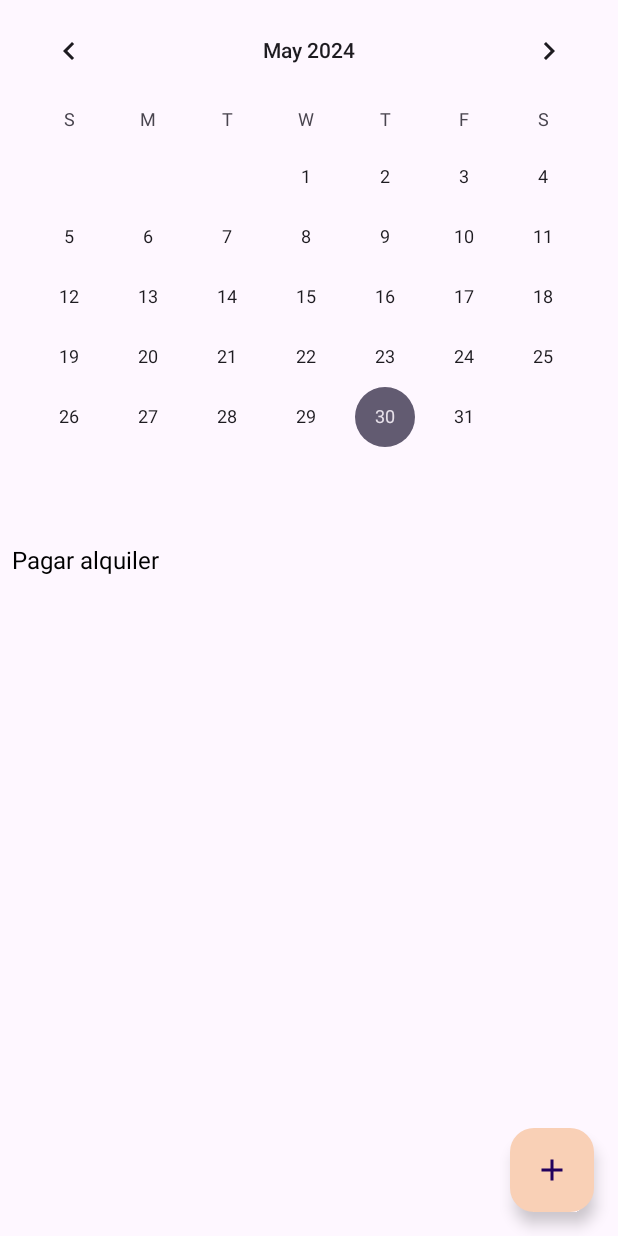
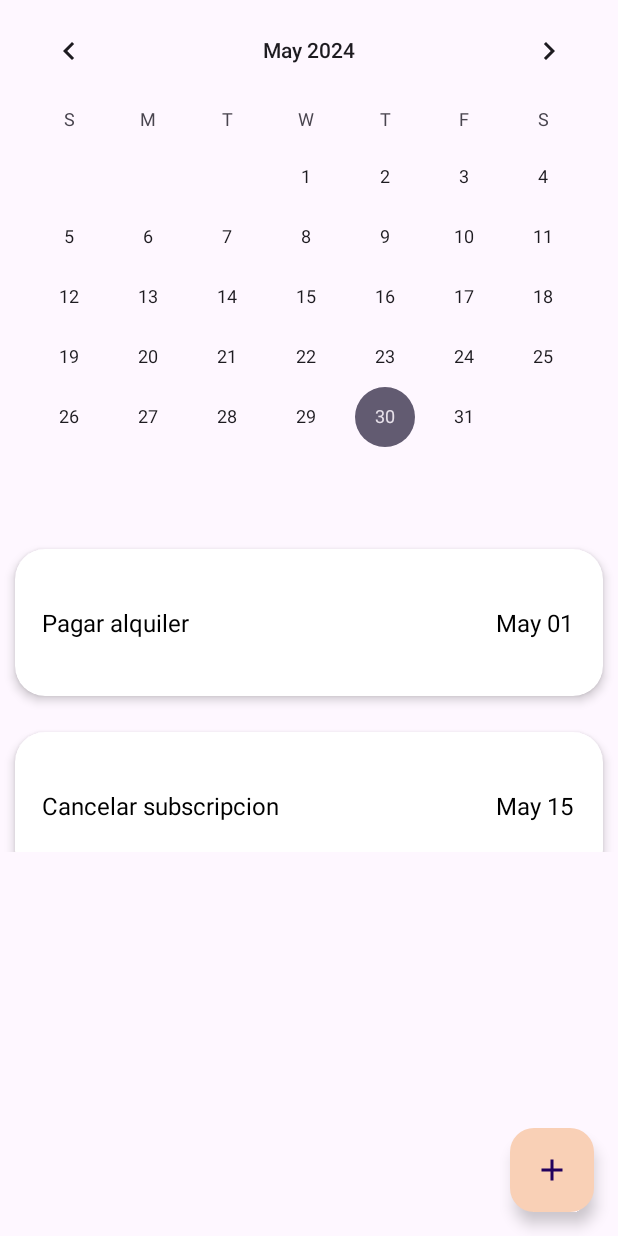
Before and after one commit to JordanRondon/Proyecto_FinanzasPersonales, an Android app: the fragment Recordatorio shown on its own in the app's theme, on a phone screen of 412 x 824 dp. Run offline under Robolectric (Android 15) with nearby library versions, the phone set to English and light mode, and no system bars.

Commit message:
diseño item_recordatorio

```diff
--- a/app/src/main/java/com/example/finanzaspersonales/Fragments/Recordatorio.kt
+++ b/app/src/main/java/com/example/finanzaspersonales/Fragments/Recordatorio.kt
@@ -1,6 +1,7 @@
 package com.example.finanzaspersonales.Fragments
 
 import com.example.finanzaspersonales.adaptadores.RecordatorioAdapter
+
 import android.os.Bundle
 import android.view.LayoutInflater
 import android.view.View
@@ -9,12 +10,15 @@ import android.widget.CalendarView
 import android.widget.EditText
 import android.widget.Toast
 import android.app.AlertDialog
+import android.util.Log
 import androidx.fragment.app.Fragment
 import androidx.recyclerview.widget.LinearLayoutManager
 import androidx.recyclerview.widget.RecyclerView
 import com.example.finanzaspersonales.R
 import com.example.finanzaspersonales.entidades.Recordatorio
 import com.google.android.material.floatingactionbutton.FloatingActionButton
+import java.text.SimpleDateFormat
+import java.util.*
 
 class Recordatorio : Fragment() {
     private lateinit var calendarView: CalendarView
@@ -33,19 +37,24 @@ class Recordatorio : Fragment() {
     }
     override fun onViewCreated(view: View, savedInstanceState: Bundle?){
         super.onViewCreated(view, savedInstanceState)
-
+        //Inicializar vistas
         calendarView = view.findViewById(R.id.calendarView)
         RecyclerViewRecordatorio = view.findViewById(R.id.RVrecordatorios)
         fbAgregarRecordatorio = view.findViewById(R.id.fabAddRecordatorio)
 
+        //Configurar RecyclerView
         RecyclerViewRecordatorio.layoutManager = LinearLayoutManager(requireContext())
-        adapter = RecordatorioAdapter(listaRecordatorio)
+        adapter = RecordatorioAdapter(requireContext(),listaRecordatorio)
         RecyclerViewRecordatorio.adapter = adapter
 
+
+        // Configurar CalendarView
         calendarView.setOnDateChangeListener { _, year, month, dayOfMonth ->
-            fechaSeleccionada = "$dayOfMonth/${month+1}/$year"
+            fechaSeleccionada = "$dayOfMonth/${month + 1}/$year"
             mostrarRecordatorios(fechaSeleccionada!!)
         }
+
+        //Configurar boton flotante
         fbAgregarRecordatorio.setOnClickListener {
             if (fechaSeleccionada != null) {
                 mostrarDialogoAgregarRecordatorio(fechaSeleccionada!!)
@@ -55,6 +64,7 @@ class Recordatorio : Fragment() {
         }
         mostrarDatosEjemplo()
     }
+
     private fun mostrarDatosEjemplo(){
         listaRecordatorio.add(Recordatorio("1/5/2024","Pagar alquiler"))
         listaRecordatorio.add(Recordatorio("15/5/2024","Cancelar subscripcion"))
@@ -84,6 +94,7 @@ class Recordatorio : Fragment() {
                 mostrarRecordatorios(fecha)
                 Toast.makeText(requireContext(), "Recordatorio agregado", Toast.LENGTH_SHORT).show()
                 dialog.dismiss()
+
             }else {
                 Toast.makeText(requireContext(), "Por favor, ingrese una descripción", Toast.LENGTH_SHORT).show()
             }
--- a/app/src/main/java/com/example/finanzaspersonales/adaptadores/RecordatorioAdapter.kt
+++ b/app/src/main/java/com/example/finanzaspersonales/adaptadores/RecordatorioAdapter.kt
@@ -1,5 +1,6 @@
 package com.example.finanzaspersonales.adaptadores
 
+import android.content.Context
 import android.view.LayoutInflater
 import android.view.View
 import android.view.ViewGroup
@@ -7,23 +8,38 @@ import android.widget.TextView
 import androidx.recyclerview.widget.RecyclerView
 import com.example.finanzaspersonales.R
 import com.example.finanzaspersonales.entidades.Recordatorio
-
-class RecordatorioAdapter(private var recordatorios: List<Recordatorio>) : RecyclerView.Adapter<RecordatorioAdapter.RecordatorioViewHolder>(){
-    inner class RecordatorioViewHolder(view: View) : RecyclerView.ViewHolder(view){
-        val descripcion: TextView = view.findViewById(R.id.tvDescripcion)
+import java.text.SimpleDateFormat
+import java.util.*
+class RecordatorioAdapter(private val context: Context, private var recordatorios: List<Recordatorio>) : RecyclerView.Adapter<RecordatorioAdapter.ViewHolder>(){
+    class ViewHolder(view: View) : RecyclerView.ViewHolder(view){
+        val tvFecha: TextView = view.findViewById(R.id.tvFecha)
+        val tvDescripcion: TextView = view.findViewById(R.id.tvDescripcion)
     }
 
-    override fun onCreateViewHolder(parent: ViewGroup, viewType: Int): RecordatorioViewHolder {
-        val view = LayoutInflater.from(parent.context).inflate(R.layout.item_recordatorio, parent, false)
-        return RecordatorioViewHolder(view)
+    override fun onCreateViewHolder(parent: ViewGroup, viewType: Int): ViewHolder {
+        val view = LayoutInflater.from(context).inflate(R.layout.item_recordatorio, parent, false)
+        return ViewHolder(view)
     }
 
-    override fun onBindViewHolder(holder: RecordatorioViewHolder, position: Int){
+    override fun onBindViewHolder(holder: ViewHolder, position: Int){
         val recordatorio = recordatorios[position]
-        holder.descripcion.text = recordatorio.descripcion
+
+        val registroFecha = SimpleDateFormat("dd/MM/yyyy", Locale.getDefault())
+        val salidaFecha = SimpleDateFormat("MMM dd", Locale.getDefault())
+        val date: Date? = registroFecha.parse(recordatorio.fecha)
+        val FechaCambiada: String = if (date!=null){
+            salidaFecha.format(date)
+        } else {
+            recordatorio.fecha
+        }
+
+        holder.tvFecha.text = FechaCambiada
+        holder.tvDescripcion.text = recordatorio.descripcion
     }
 
-    override fun getItemCount(): Int = recordatorios.size
+    override fun getItemCount(): Int {
+        return recordatorios.size
+    }
 
     fun actualizarLista(nuevaLista: List<Recordatorio>){
         recordatorios = nuevaLista
--- a/app/src/main/res/layout/item_recordatorio.xml
+++ b/app/src/main/res/layout/item_recordatorio.xml
@@ -1,19 +1,47 @@
 <?xml version="1.0" encoding="utf-8"?>
-<androidx.constraintlayout.widget.ConstraintLayout xmlns:android="http://schemas.android.com/apk/res/android"
+<androidx.cardview.widget.CardView xmlns:android="http://schemas.android.com/apk/res/android"
     xmlns:app="http://schemas.android.com/apk/res-auto"
-    xmlns:tools="http://schemas.android.com/tools"
     android:layout_width="match_parent"
-    android:layout_height="match_parent"
-    android:orientation="vertical"
-    android:padding="8dp">
+    android:layout_height="wrap_content"
+    android:animateLayoutChanges="true"
+    app:cardCornerRadius="20dp"
+    app:cardElevation="4dp"
+    app:cardUseCompatPadding="true">
 
-    <TextView
-        android:id="@+id/tvDescripcion"
+    <LinearLayout
         android:layout_width="match_parent"
         android:layout_height="wrap_content"
-        android:text="Descripción del recordatorio"
-        android:textSize="16sp"
-        app:layout_constraintEnd_toEndOf="parent"
-        app:layout_constraintStart_toStartOf="parent"
-        app:layout_constraintTop_toTopOf="parent" />
-</androidx.constraintlayout.widget.ConstraintLayout>
+        android:animateLayoutChanges="true"
+        android:orientation="vertical">
+        <RelativeLayout
+            android:layout_width="match_parent"
+            android:layout_height="wrap_content"
+            android:orientation="horizontal"
+            android:padding="6dp">
+
+            <TextView
+                android:id="@+id/tvDescripcion"
+                android:layout_width="wrap_content"
+                android:layout_height="wrap_content"
+                android:layout_alignParentStart="true"
+                android:layout_centerVertical="true"
+                android:layout_marginStart="12dp"
+                android:layout_marginTop="10dp"
+                android:text="Descripción del recordatorio"
+                android:textSize="16sp" />
+
+            <TextView
+                android:id="@+id/tvFecha"
+                android:layout_width="wrap_content"
+                android:layout_height="wrap_content"
+                android:layout_centerVertical="true"
+                android:layout_alignParentRight="true"
+                android:layout_marginTop="64dp"
+                android:layout_marginEnd="14dp"
+                android:text="Fecha"
+                android:textSize="16sp"
+                />
+        </RelativeLayout>
+    </LinearLayout>
+
+</androidx.cardview.widget.CardView>
--- a/app/src/main/res/menu/bottom_navigation_menu.xml
+++ b/app/src/main/res/menu/bottom_navigation_menu.xml
@@ -16,7 +16,7 @@
         android:icon="@drawable/ic_savings"
         android:title="Ahorro" />
     <item
-        android:id="@+id/notificaciones"
+        android:id="@+id/recordatorio"
         android:enabled="true"
         android:icon="@drawable/ic_remember"
         android:title="Recordatorios" />
--- a/app/src/main/res/navigation/nav_graph.xml
+++ b/app/src/main/res/navigation/nav_graph.xml
@@ -25,4 +25,9 @@
         android:name="com.example.finanzaspersonales.Fragments.Notificaciones"
         android:label="fragment_recordatorio"
         tools:layout="@layout/fragment_notificaciones" />
+    <fragment
+        android:id="@+id/recordatorio"
+        android:name="com.example.finanzaspersonales.Fragments.Recordatorio"
+        android:label="fragment_recordatorio"
+        tools:layout="@layout/fragment_recordatorio" />
 </navigation>
```
Lines whose indentation alone changed are shown as unchanged.
